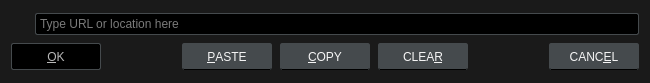
The window that src/ui/locationdialog.ui (u8sand/Baka-MPlayer) describes before a commit, drawn with Qt 5.
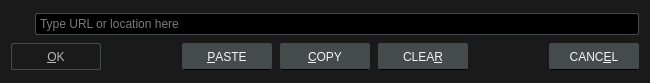
The same window after the commit. Icons and pictures are not drawn.

Commit message: QPushButton: change disable background to transparent

The edit to the form file:
```diff
--- a/src/ui/locationdialog.ui
+++ b/src/ui/locationdialog.ui
@@ -52,7 +52,7 @@
 	background: #2E3133;
 }
 QPushButton:disabled {
-	background: black;
+	background: transparent;
 	border: 1px solid #454A4D;
 	color: #B8B8B8;
 }</string>
```
The commit also changes 7 other files.
